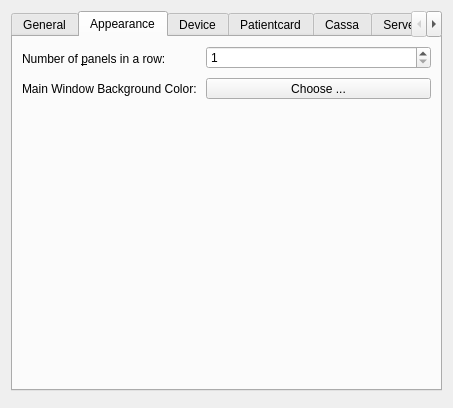
Before: the Qt Designer form client/dlgpreferences.ui in tbikfalvi/Belenus, drawn with Qt 5.
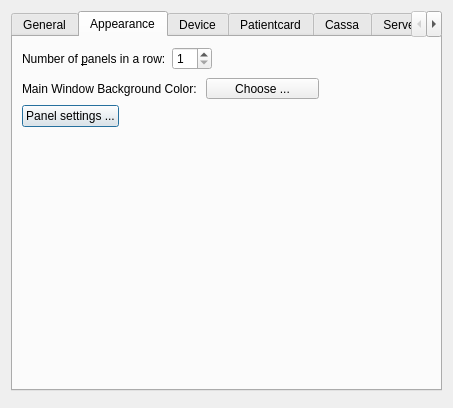
After: the same form once the commit is applied. The open tabs and pages were chosen to show the change.

Commit message: Uj dialog a panel beallitasokhoz.

What changed in the file:
```diff
--- a/client/dlgpreferences.ui
+++ b/client/dlgpreferences.ui
@@ -336,11 +336,8 @@
       </attribute>
       <layout class="QVBoxLayout" name="verticalLayout_3">
        <item>
-        <layout class="QFormLayout" name="formLayout_2">
-         <property name="fieldGrowthPolicy">
-          <enum>QFormLayout::AllNonFixedFieldsGrow</enum>
-         </property>
-         <item row="0" column="0">
+        <layout class="QHBoxLayout" name="horizontalLayout_7">
+         <item>
           <widget class="QLabel" name="lblPanels">
            <property name="minimumSize">
             <size>
@@ -356,8 +353,20 @@
            </property>
           </widget>
          </item>
-         <item row="0" column="1">
+         <item>
           <widget class="QSpinBox" name="spbPanels">
+           <property name="minimumSize">
+            <size>
+             <width>40</width>
+             <height>0</height>
+            </size>
+           </property>
+           <property name="maximumSize">
+            <size>
+             <width>40</width>
+             <height>16777215</height>
+            </size>
+           </property>
            <property name="minimum">
             <number>1</number>
            </property>
@@ -366,14 +375,31 @@
            </property>
           </widget>
          </item>
-         <item row="1" column="0">
+         <item>
+          <spacer name="horizontalSpacer_2">
+           <property name="orientation">
+            <enum>Qt::Horizontal</enum>
+           </property>
+           <property name="sizeHint" stdset="0">
+            <size>
+             <width>40</width>
+             <height>20</height>
+            </size>
+           </property>
+          </spacer>
+         </item>
+        </layout>
+       </item>
+       <item>
+        <layout class="QHBoxLayout" name="horizontalLayout_8">
+         <item>
           <widget class="QLabel" name="lblBackground">
            <property name="text">
             <string>Main Window Background Color: </string>
            </property>
           </widget>
          </item>
-         <item row="1" column="1">
+         <item>
           <widget class="QToolButton" name="btnMainBackground">
            <property name="sizePolicy">
             <sizepolicy hsizetype="MinimumExpanding" vsizetype="Fixed">
@@ -390,10 +416,59 @@
            <property name="text">
             <string>Choose ...</string>
            </property>
+           <property name="iconSize">
+            <size>
+             <width>20</width>
+             <height>20</height>
+            </size>
+           </property>
            <property name="toolButtonStyle">
             <enum>Qt::ToolButtonTextBesideIcon</enum>
            </property>
           </widget>
+         </item>
+         <item>
+          <spacer name="horizontalSpacer_3">
+           <property name="orientation">
+            <enum>Qt::Horizontal</enum>
+           </property>
+           <property name="sizeHint" stdset="0">
+            <size>
+             <width>40</width>
+             <height>20</height>
+            </size>
+           </property>
+          </spacer>
+         </item>
+        </layout>
+       </item>
+       <item>
+        <layout class="QHBoxLayout" name="horizontalLayout_9">
+         <item>
+          <widget class="QPushButton" name="pbPanelSettings">
+           <property name="text">
+            <string>Panel settings ...</string>
+           </property>
+           <property name="iconSize">
+            <size>
+             <width>20</width>
+             <height>20</height>
+            </size>
+           </property>
+          </widget>
+         </item>
+         <item>
+          <spacer name="horizontalSpacer_4">
+           <property name="orientation">
+            <enum>Qt::Horizontal</enum>
+           </property>
+           <property name="sizeHint" stdset="0">
+            <size>
+             <width>40</width>
+             <height>20</height>
+            </size>
+           </property>
+          </spacer>
          </item>
         </layout>
        </item>
```
Left out of the diff: 2 changed lines with no effect on the pictures. The commit also changes 6 other files.
